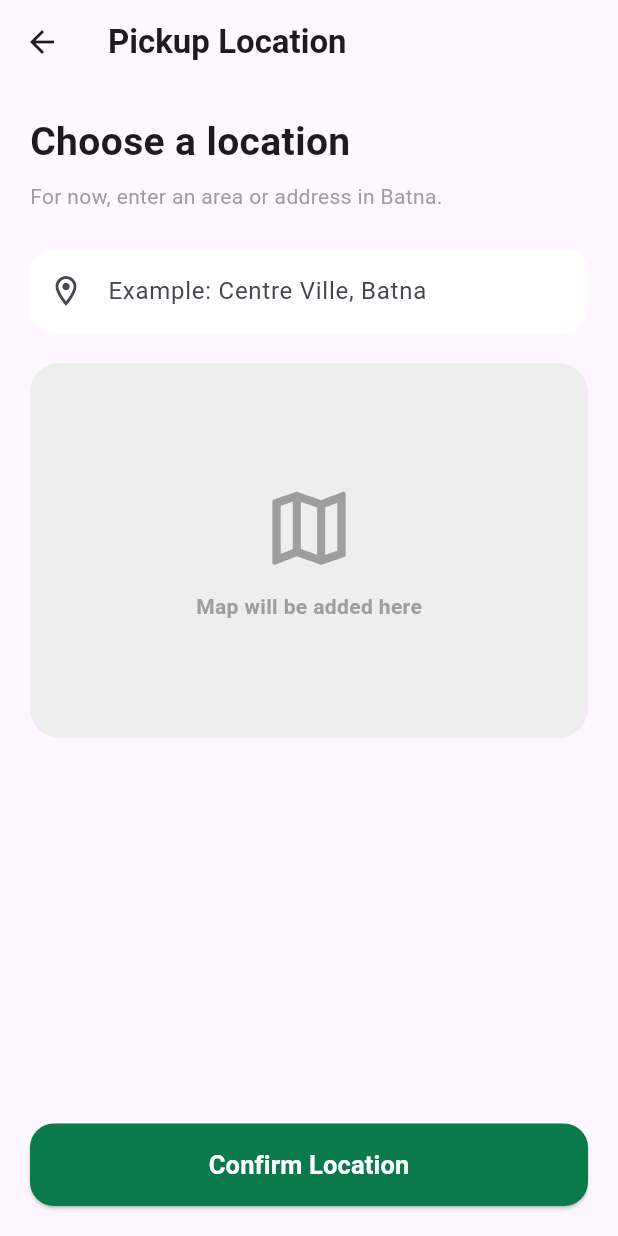
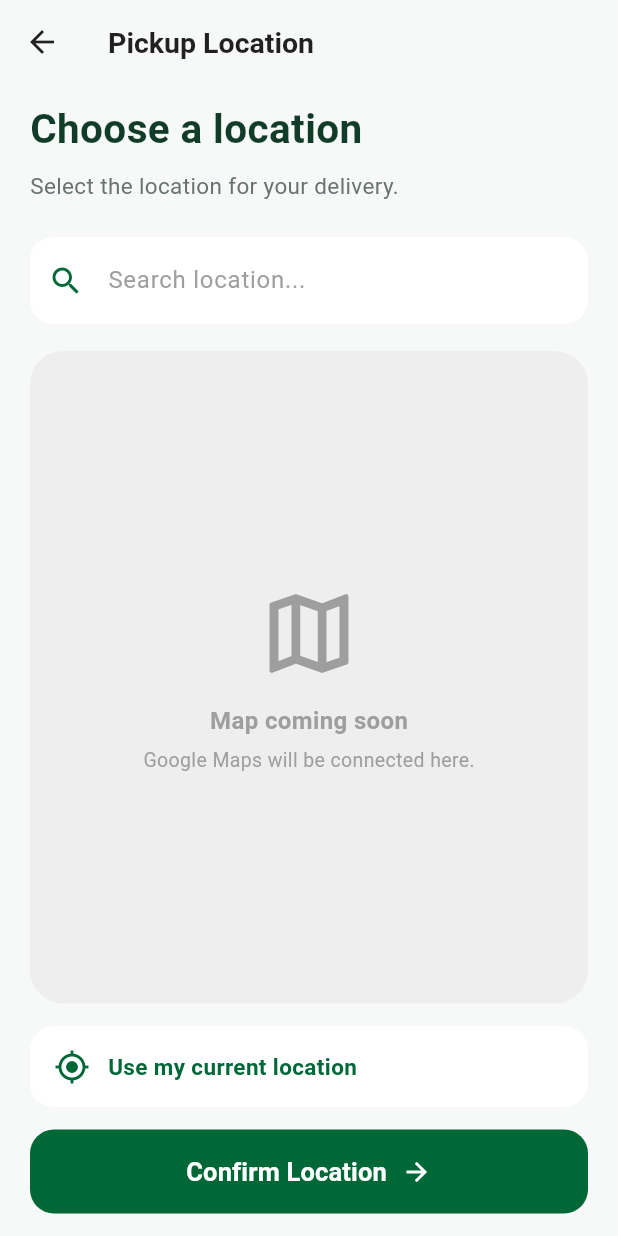
Before and after one commit to Niyou05/DelYou, a Flutter app: the LocationPickerScreen screen opened directly, on a phone screen of 412 x 824 dp. Run offline on Flutter 3.47's test engine with Material 3 defaults, Android fonts, the phone set to English and light mode, and no system bars.

Commit message:
pickup location update

```diff
--- a/lib/features/delivery/screens/location_picker_screen.dart
+++ b/lib/features/delivery/screens/location_picker_screen.dart
@@ -1,4 +1,5 @@
 import 'package:flutter/material.dart';
+
 class LocationPickerScreen extends StatefulWidget {
   final String title;
 
@@ -13,6 +14,8 @@ class LocationPickerScreen extends StatefulWidget {
 
 class _LocationPickerScreenState extends State<LocationPickerScreen> {
   final TextEditingController _controller = TextEditingController();
+
+  static const Color primaryGreen = Color(0xFF006837);
 
   @override
   void dispose() {
@@ -35,51 +38,91 @@ class _LocationPickerScreenState extends State<LocationPickerScreen> {
     Navigator.pop(context, location);
   }
 
+  void _useCurrentLocation() {
+    _controller.text = 'Current Location';
+
+    ScaffoldMessenger.of(context).showSnackBar(
+      const SnackBar(
+        content: Text('Current location will be available with GPS.'),
+      ),
+    );
+  }
+
   @override
   Widget build(BuildContext context) {
     return Scaffold(
+      backgroundColor: const Color(0xFFF7F9F8),
+
       appBar: AppBar(
+        backgroundColor: const Color(0xFFF7F9F8),
+        elevation: 0,
+        leading: IconButton(
+          icon: const Icon(
+            Icons.arrow_back,
+            color: Colors.black87,
+          ),
+          onPressed: () {
+            Navigator.pop(context);
+          },
+        ),
         title: Text(
           widget.title,
           style: const TextStyle(
+            color: Colors.black87,
+            fontSize: 19,
             fontWeight: FontWeight.bold,
           ),
         ),
       ),
-      body: Padding(
-        padding: const EdgeInsets.all(20),
+
+      body: SafeArea(
+        child: Padding(
+          padding: const EdgeInsets.symmetric(horizontal: 20),
           child: Column(
             crossAxisAlignment: CrossAxisAlignment.start,
             children: [
+
+              const SizedBox(height: 10),
+
               const Text(
                 'Choose a location',
                 style: TextStyle(
-                fontSize: 26,
+                  fontSize: 27,
                   fontWeight: FontWeight.bold,
+                  color: Color(0xFF123C2A),
                 ),
               ),
 
               const SizedBox(height: 8),
 
               const Text(
-              'For now, enter an area or address in Batna.',
+                'Select the location for your delivery.',
                 style: TextStyle(
-                color: Colors.grey,
+                  fontSize: 15,
+                  color: Color(0xFF68736F),
                 ),
               ),
 
-            const SizedBox(height: 25),
+              const SizedBox(height: 24),
 
+              // Search / location field
               TextField(
                 controller: _controller,
                 textInputAction: TextInputAction.done,
                 decoration: InputDecoration(
-                hintText: 'Example: Centre Ville, Batna',
+                  hintText: 'Search location...',
+                  hintStyle: const TextStyle(
+                    color: Colors.grey,
+                  ),
                   prefixIcon: const Icon(
-                  Icons.location_on_outlined,
+                    Icons.search,
+                    color: primaryGreen,
                   ),
                   filled: true,
                   fillColor: Colors.white,
+                  contentPadding: const EdgeInsets.symmetric(
+                    vertical: 17,
+                  ),
                   border: OutlineInputBorder(
                     borderRadius: BorderRadius.circular(16),
                     borderSide: BorderSide.none,
@@ -88,31 +131,83 @@ class _LocationPickerScreenState extends State<LocationPickerScreen> {
                 onSubmitted: (_) => _confirmLocation(),
               ),
 
-            const SizedBox(height: 20),
+              const SizedBox(height: 18),
 
-            // This will become the real map later.
-            Container(
-              height: 250,
+              // Map placeholder
+              Expanded(
+                child: Container(
                   width: double.infinity,
                   decoration: BoxDecoration(
                     color: Colors.grey.shade200,
-                borderRadius: BorderRadius.circular(20),
+                    borderRadius: BorderRadius.circular(22),
                   ),
                   child: const Center(
                     child: Column(
                       mainAxisAlignment: MainAxisAlignment.center,
                       children: [
+
                         Icon(
                           Icons.map_outlined,
-                      size: 65,
+                          size: 70,
                           color: Colors.grey,
                         ),
-                    SizedBox(height: 10),
+
+                        SizedBox(height: 12),
+
                         Text(
-                      'Map will be added here',
+                          'Map coming soon',
                           style: TextStyle(
+                            fontSize: 16,
+                            fontWeight: FontWeight.w600,
                             color: Colors.grey,
+                          ),
+                        ),
+
+                        SizedBox(height: 5),
+
+                        Text(
+                          'Google Maps will be connected here.',
+                          style: TextStyle(
+                            fontSize: 13,
+                            color: Colors.grey,
+                          ),
+                        ),
+                      ],
+                    ),
+                  ),
+                ),
+              ),
+
+              const SizedBox(height: 15),
+
+              // Current location
+              GestureDetector(
+                onTap: _useCurrentLocation,
+                child: Container(
+                  padding: const EdgeInsets.symmetric(
+                    horizontal: 16,
+                    vertical: 15,
+                  ),
+                  decoration: BoxDecoration(
+                    color: Colors.white,
+                    borderRadius: BorderRadius.circular(16),
+                  ),
+                  child: const Row(
+                    children: [
+
+                      Icon(
+                        Icons.my_location,
+                        color: primaryGreen,
+                      ),
+
+                      SizedBox(width: 12),
+
+                      Text(
+                        'Use my current location',
+                        style: TextStyle(
+                          fontSize: 15,
                           fontWeight: FontWeight.w600,
+                          color: primaryGreen,
                         ),
                       ),
                     ],
@@ -120,30 +215,48 @@ class _LocationPickerScreenState extends State<LocationPickerScreen> {
                 ),
               ),
 
-            const Spacer(),
+              const SizedBox(height: 15),
 
+              // Confirm button
               SizedBox(
                 width: double.infinity,
-              height: 55,
+                height: 56,
                 child: ElevatedButton(
                   onPressed: _confirmLocation,
                   style: ElevatedButton.styleFrom(
-                  backgroundColor: const Color(0xFF0B7A4B),
+                    backgroundColor: primaryGreen,
                     foregroundColor: Colors.white,
+                    elevation: 0,
                     shape: RoundedRectangleBorder(
                       borderRadius: BorderRadius.circular(16),
                     ),
                   ),
-                child: const Text(
+                  child: const Row(
+                    mainAxisAlignment: MainAxisAlignment.center,
+                    children: [
+
+                      Text(
                         'Confirm Location',
                         style: TextStyle(
                           fontSize: 17,
                           fontWeight: FontWeight.bold,
                         ),
                       ),
+
+                      SizedBox(width: 10),
+
+                      Icon(
+                        Icons.arrow_forward,
+                        size: 20,
+                      ),
+                    ],
                   ),
                 ),
+              ),
+
+              const SizedBox(height: 15),
             ],
+          ),
         ),
       ),
     );
```
Lines whose indentation alone changed are shown as unchanged.
